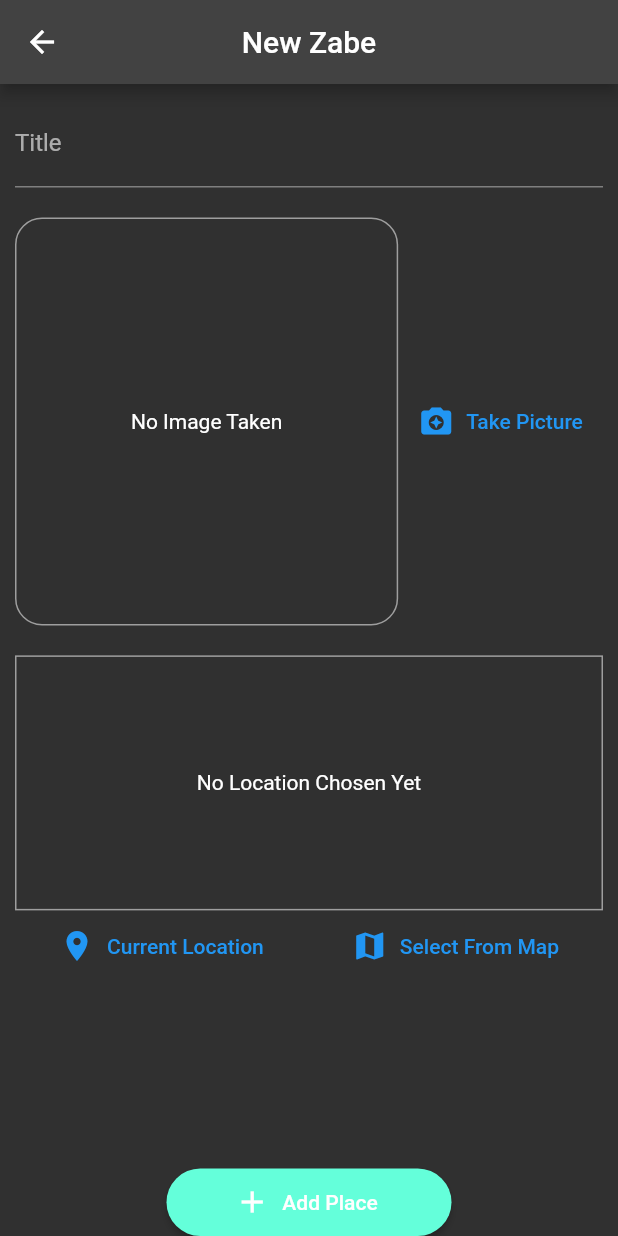
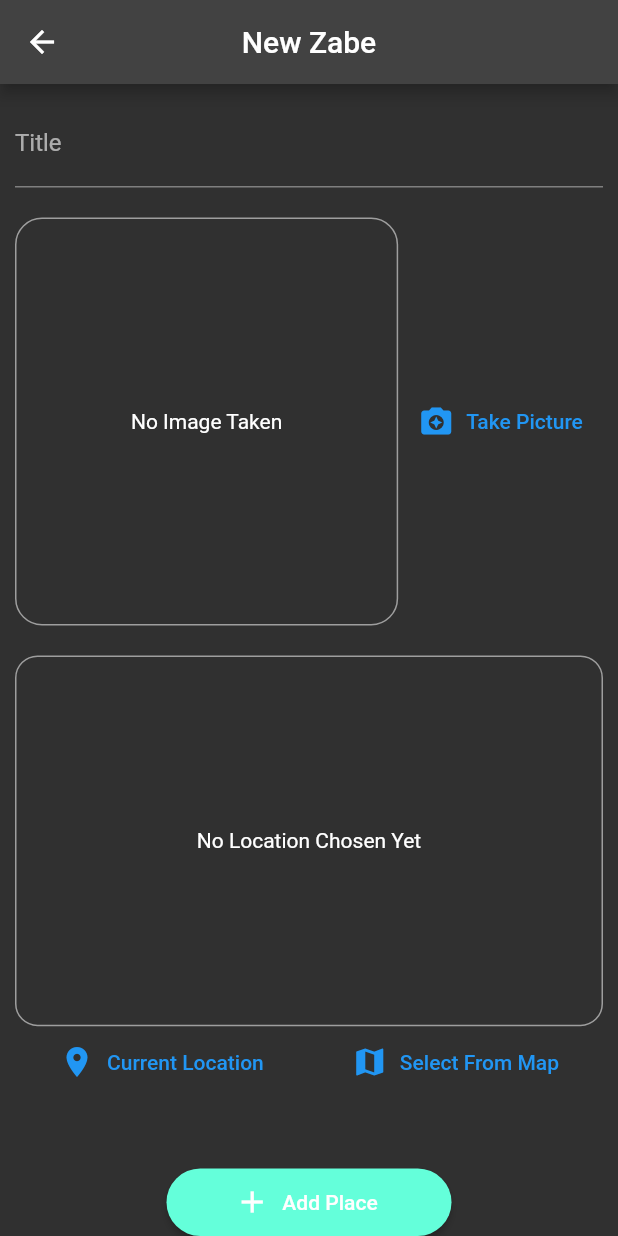
Before and after one commit to Oneya4/Scenary, a Flutter app: the AddPlaceScreen screen opened by its route, on a phone screen of 412 x 824 dp. Run offline on Flutter 3.47's test engine with Material 2 defaults, Android fonts, the phone set to English and light mode, and no system bars; our stand-ins replace google_maps_flutter, image_picker, location, sqflite; accounts and stored records are empty; network calls fail.

Commit message:
Update location_input.dart

```diff
--- a/lib/widgets/location_input.dart
+++ b/lib/widgets/location_input.dart
@@ -61,15 +61,16 @@ class _LocationInputState extends State<LocationInput> {
 
   @override
   Widget build(BuildContext context) {
+    final deviceSize = MediaQuery.of(context).size.height;
+
     return Column(
       children: [
         Container(
           decoration: BoxDecoration(
-              border: Border.all(
-            width: 1,
-            color: Colors.grey,
-          )),
-          height: 170,
+            border: Border.all(width: 1, color: Colors.grey),
+            borderRadius: BorderRadius.circular(15),
+          ),
+          height: deviceSize * .3,
           width: double.infinity,
           alignment: Alignment.center,
           child: _previewImageUrl == null
@@ -77,10 +78,14 @@ class _LocationInputState extends State<LocationInput> {
                   'No Location Chosen Yet',
                   textAlign: TextAlign.center,
                 )
-              : Image.network(
-                  _previewImageUrl!,
-                  fit: BoxFit.cover,
-                  width: double.infinity,
+              : ClipRRect(
+                  borderRadius: BorderRadius.circular(15),
+                  child: Image.network(
+                    _previewImageUrl!,
+                    fit: BoxFit.cover,
+                    width: double.infinity,
+                    height: double.infinity,
+                  ),
                 ),
         ),
         Row(
```
